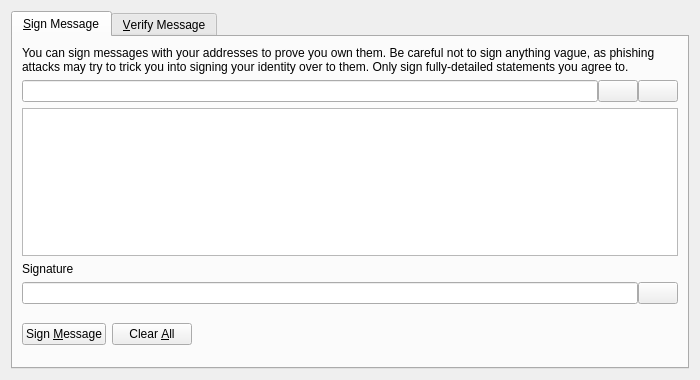
Before: the Qt Designer form src/qt/forms/signverifymessagedialog.ui in lycancoin/lycancoin-release, drawn with Qt 5.
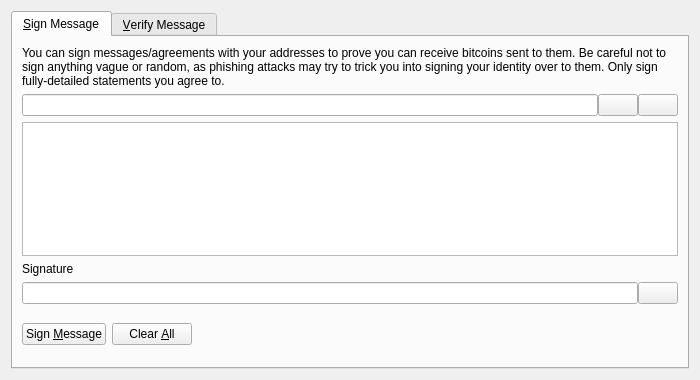
After: the same form once the commit is applied. Icons and pictures are not drawn. Custom widgets are drawn as their Qt base class.

```diff
--- a/src/qt/forms/signverifymessagedialog.ui
+++ b/src/qt/forms/signverifymessagedialog.ui
@@ -30,7 +30,7 @@
        <item>
         <widget class="QLabel" name="infoLabel_SM">
          <property name="text">
-          <string>You can sign messages with your addresses to prove you own them. Be careful not to sign anything vague, as phishing attacks may try to trick you into signing your identity over to them. Only sign fully-detailed statements you agree to.</string>
+          <string>You can sign messages/agreements with your addresses to prove you can receive bitcoins sent to them. Be careful not to sign anything vague or random, as phishing attacks may try to trick you into signing your identity over to them. Only sign fully-detailed statements you agree to.</string>
          </property>
          <property name="textFormat">
           <enum>Qt::PlainText</enum>
```
Left out of the diff: 2 changed lines with no effect on the pictures.
